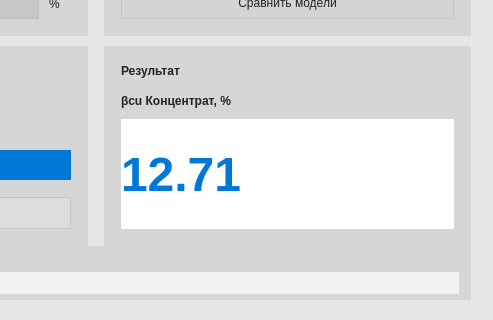
Old version of the form digital_technologist.ui in the repository mrhmr111100/Flotation_Digital_Technologist; both pictures show x 299 to 792 and y 272 to 592 of the 792 by 592 pixel window.
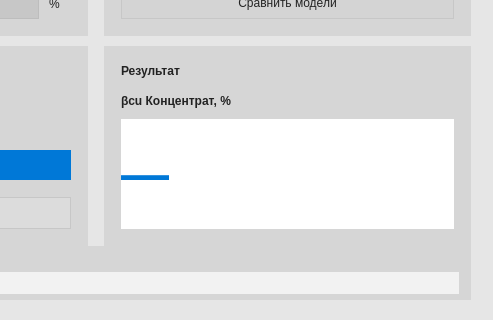
New version of the form.

What changed in the file:
```diff
--- a/digital_technologist.ui
+++ b/digital_technologist.ui
@@ -416,7 +416,7 @@
            <item>
             <widget class="QLabel" name="resultValue">
              <property name="text">
-              <string>12.71</string>
+              <string>—</string>
              </property>
             </widget>
            </item>
```
